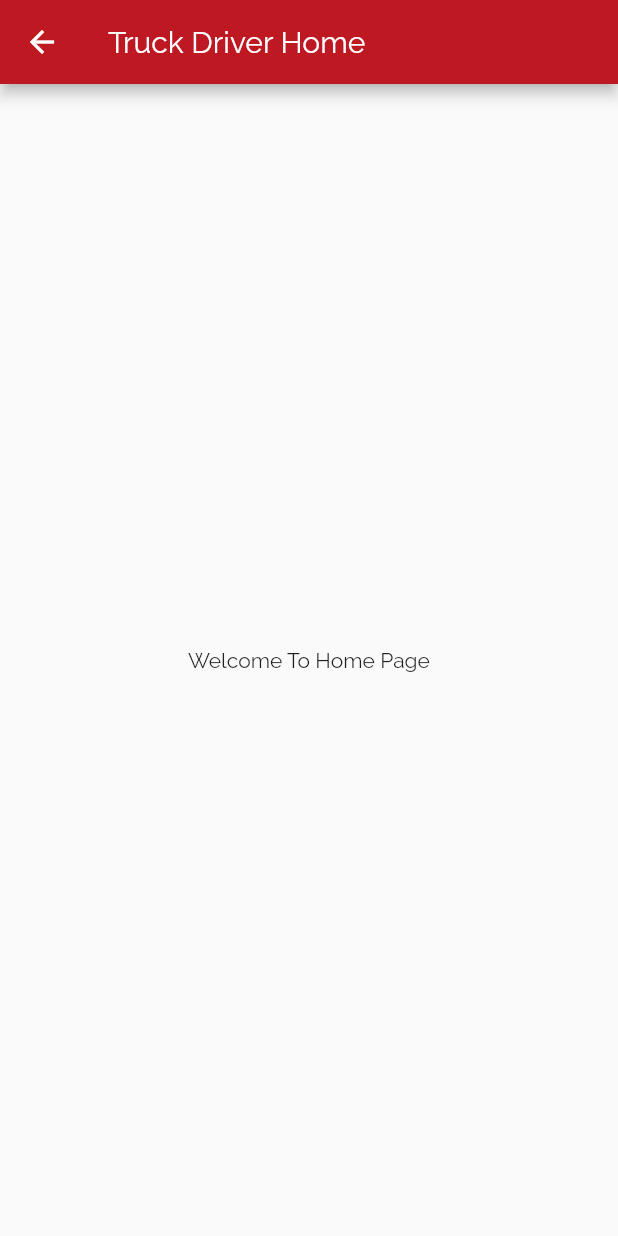
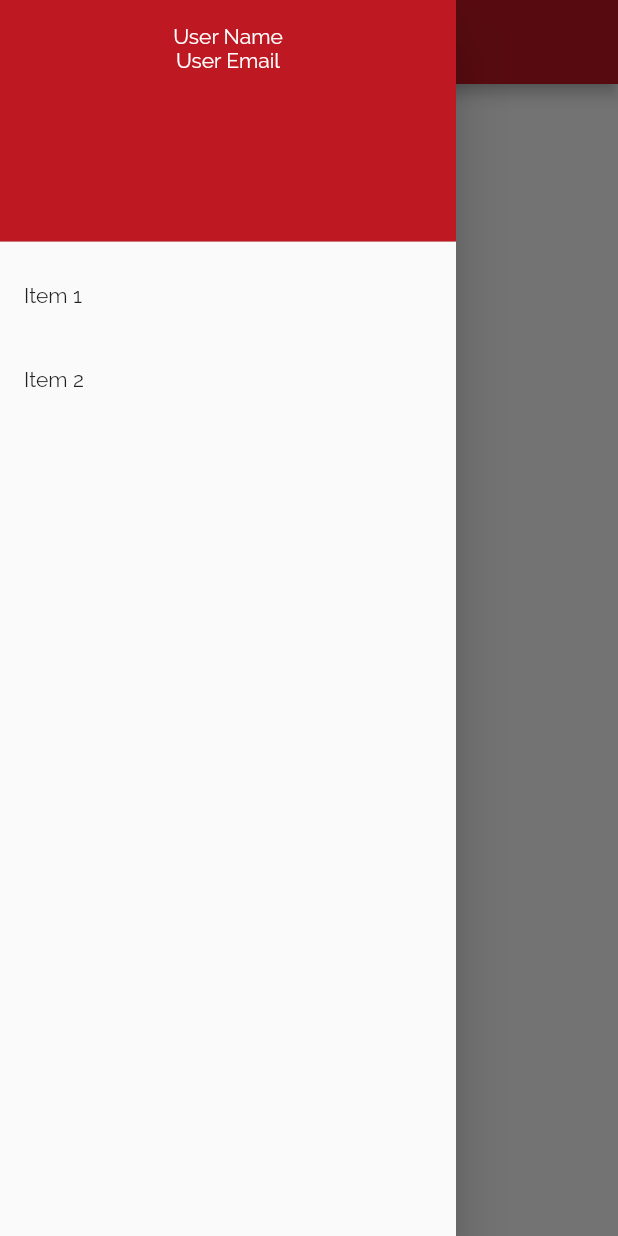
Before and after one commit to Wassal-Oman/wassal-flutter-app, a Flutter app: the TruckerHome screen opened by its route, with the side drawer open (before the commit the screen has no drawer), on a phone screen of 412 x 824 dp. Run offline on Flutter 3.47's test engine with Material 2 defaults, Android fonts, the phone set to English and light mode, and no system bars; our stand-ins replace cloud_firestore, firebase_auth, fluttertoast; accounts and stored records are empty; statements that could not run were skipped.

Commit message:
trucker home page modified

```diff
--- a/lib/trucker/trucker_home.dart
+++ b/lib/trucker/trucker_home.dart
@@ -1,12 +1,89 @@
 // import needed libraries
+import 'dart:async';
 import 'package:flutter/material.dart';
+import 'package:firebase_auth/firebase_auth.dart';
+import 'package:cloud_firestore/cloud_firestore.dart';
 
 // class widget
-class TruckerHome extends StatelessWidget {
+class TruckerHome extends StatefulWidget {
+  @override
+  State<StatefulWidget> createState() => _TruckerHome();
+}
+
+class _TruckerHome extends State<TruckerHome> {
+
+    // attributes
+  String name = 'User Name';
+  String email = 'User Email';
+
+  // firebase
+  FirebaseAuth auth;
+  FirebaseUser user;
+  Firestore database;
+
+  @override
+  void initState() {
+
+    auth = FirebaseAuth.instance;
+    database = Firestore.instance;
+
+    // get current user
+    getLoggedUser().then((FirebaseUser firebaseUser) {
+      if(firebaseUser != null) {
+        user = firebaseUser;
+
+        // get user details
+        getUserDetails(user.uid).then((DocumentSnapshot snapshot) {
+          name = snapshot.data['trucker_name'];
+          email = snapshot.data['trucker_email'];
+        }).catchError((error) {
+          print(error);
+        });
+      }
+    }).catchError((AuthException e) {
+      print(e.message);
+    });
+    super.initState();
+  }
+
+  Future<FirebaseUser> getLoggedUser() async {
+    return await auth.currentUser();
+  }
+
+  Future<DocumentSnapshot> getUserDetails(String id) async {
+    return await database.collection('truckers').document(id).get();
+  }
+
   @override
   Widget build(BuildContext context) {
     return Scaffold(
       appBar: AppBar(title: Text('Truck Driver Home'),),
+      drawer: Drawer(
+        child: ListView(
+          padding: EdgeInsets.zero,
+          children: <Widget>[
+            DrawerHeader(
+              child: Column(
+                children: <Widget>[
+                  Text(name, style: TextStyle(color: Colors.white),),
+                  Text(email, style: TextStyle(color: Colors.white),),
+                ],
+              ),
+              decoration: BoxDecoration(
+                color: Color.fromARGB(255, 190, 24, 34),
+              ),
+            ),
+            ListTile(
+              title: Text('Item 1'),
+              onTap: () {},
+            ),
+            ListTile(
+              title: Text('Item 2'),
+              onTap: () {},
+            ),
+          ],
+        ),
+      ),
       body: Center(
         child: Text('Welcome To Home Page'),
       ),
```
Also changed, not shown: lib/customer/customer_home.dart (+21 -0 lines).
